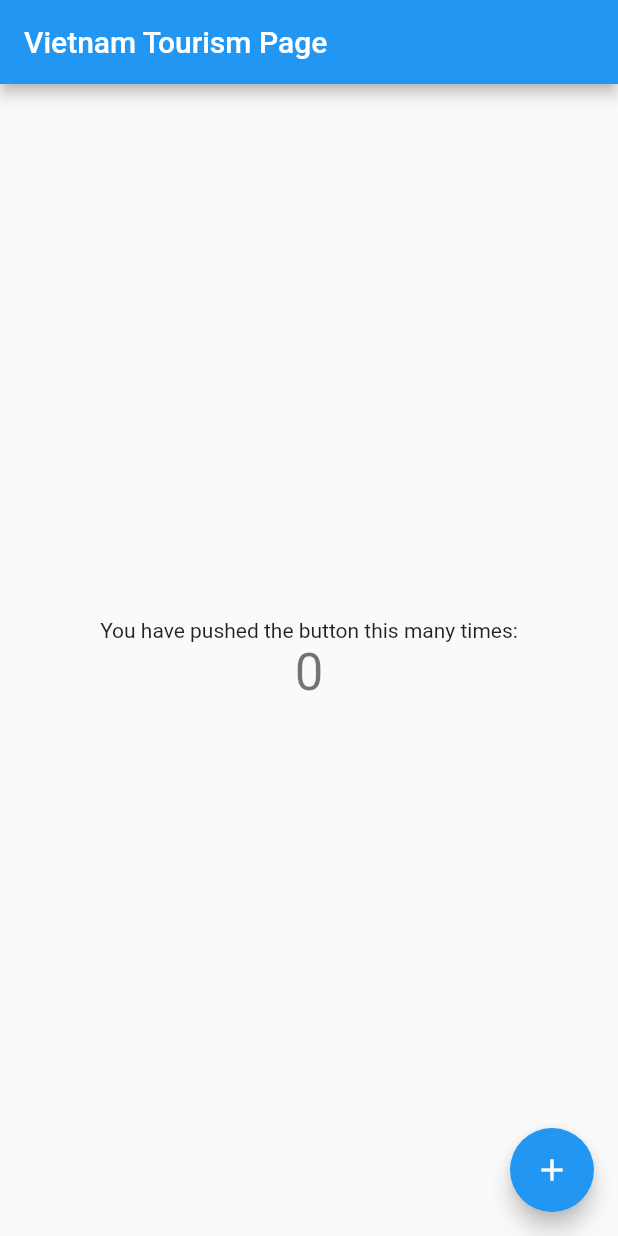
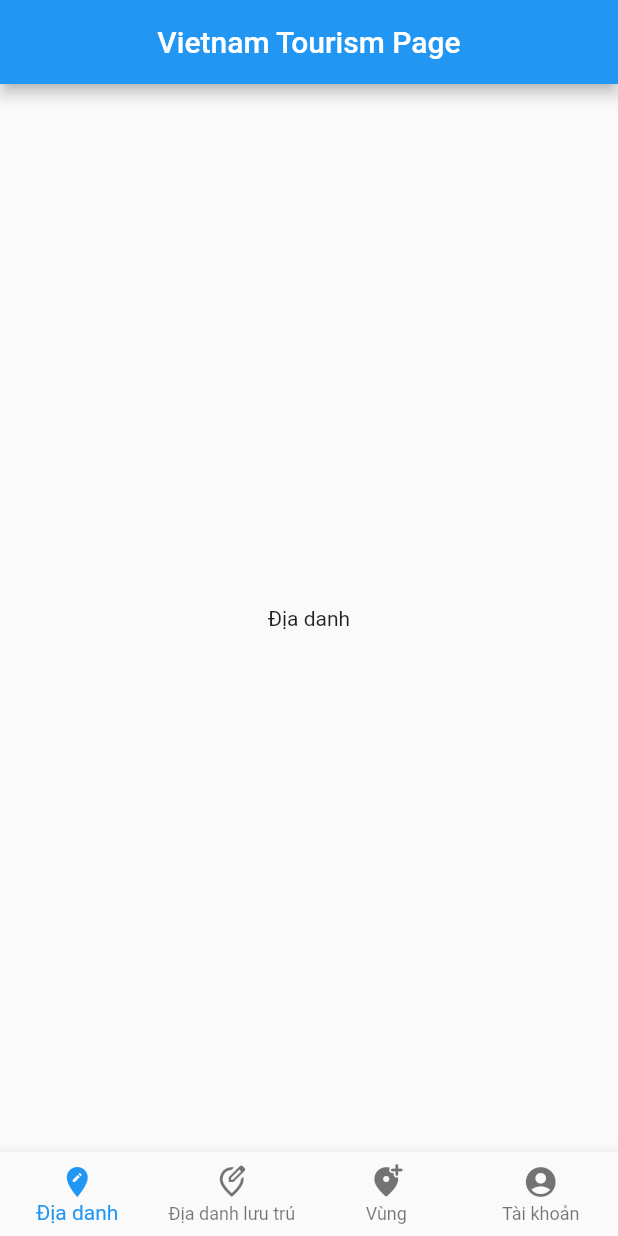
Before and after one commit to NguyenMinhDuc217/VietNamTourism, a Flutter app: the screen it shows after launch, on a phone screen of 412 x 824 dp. Run offline on Flutter 3.47's test engine with Material 2 defaults, Android fonts, the phone set to English and light mode, and no system bars.

Commit message:
Update giao dien co ban

```diff
--- a/lib/main.dart
+++ b/lib/main.dart
@@ -10,6 +10,7 @@ class MyApp extends StatelessWidget {
   @override
   Widget build(BuildContext context) {
     return MaterialApp(
+      debugShowCheckedModeBanner: false,
       title: 'Vietnam Tourism',
       theme: ThemeData(
         primarySwatch: Colors.blue,
@@ -29,39 +30,106 @@ class MyHomePage extends StatefulWidget {
 }
 
 class _MyHomePageState extends State<MyHomePage> {
-  int _counter = 0;
+  int selectedIndex = 0;
+  Widget _diaDanh = DiaDanh();
+  Widget _diaDanhLuuTru = DiaDanhLuuTru();
+  Widget _vung=Vung();
+  Widget _taiKhoan = TaiKhoan();
 
-  void _incrementCounter() {
-    setState(() {
-      _counter++;
-    });
+  Widget getBody( )  {
+    if(this.selectedIndex == 0) {
+      return this._diaDanh;
+    } else if(this.selectedIndex==1) {
+      return this._diaDanhLuuTru;
+    } else if(this.selectedIndex==2){
+      return this._vung;
+    } else{
+      return this._taiKhoan;
+    }
+
   }
-
   @override
   Widget build(BuildContext context) {
     return Scaffold(
       appBar: AppBar(
+        centerTitle: true,
         title: Text(widget.title),
       ),
-      body: Center(
-        child: Column(
-          mainAxisAlignment: MainAxisAlignment.center,
-          children: <Widget>[
-            const Text(
-              'You have pushed the button this many times:',
-            ),
-            Text(
-              '$_counter',
-              style: Theme.of(context).textTheme.headline4,
-            ),
-          ],
-        ),
+      body: this.getBody(),
+      bottomNavigationBar: BottomNavigationBar(
+        type: BottomNavigationBarType.fixed,
+        currentIndex: this.selectedIndex,
+        items: [
+          BottomNavigationBarItem(
+            icon: Icon(Icons.edit_location),
+            title: Text('Địa danh'),
+          ),
+          BottomNavigationBarItem(
+            icon: Icon(Icons.edit_location_outlined),
+            title: Text('Địa danh lưu trú'),
+          ),
+          BottomNavigationBarItem(
+            icon: Icon(Icons.add_location_alt_rounded),
+            title: Text('Vùng'),
+          ),
+          BottomNavigationBarItem(
+            icon: Icon(Icons.account_circle),
+            title: Text('Tài khoản'),
+          ),
+        ],
+        onTap: (int index) {
+          this.onTapHandler(index);
+        },
       ),
-      floatingActionButton: FloatingActionButton(
-        onPressed: _incrementCounter,
-        tooltip: 'Increment',
-        child: const Icon(Icons.add),
-      ), // This trailing comma makes auto-formatting nicer for build methods.
     );
   }
+  void onTapHandler(int index)  {
+    this.setState(() {
+      this.selectedIndex = index;
+    });
+  }
 }
+
+class DiaDanh extends StatefulWidget{
+  @override
+  State<DiaDanh> createState()=>_DiaDanhState();
+}
+class _DiaDanhState extends State<DiaDanh>{
+  @override
+  Widget build(BuildContext context){
+    return Center(child: Text('Địa danh'));
+  }
+}
+
+class DiaDanhLuuTru extends StatefulWidget{
+  @override
+  State<DiaDanhLuuTru> createState()=>_DiaDanhLucTruState();
+}
+class _DiaDanhLucTruState extends State<DiaDanhLuuTru>{
+  @override
+  Widget build(BuildContext context){
+    return Center(child: Text('Địa danh lưu trú'));
+  }
+}
+
+class Vung extends StatefulWidget{
+  @override
+  State<Vung> createState()=>_VungState();
+}
+class _VungState extends State<Vung>{
+  @override
+  Widget build(BuildContext context){
+    return Center(child: Text('Vùng'));
+  }
+}
+
+class TaiKhoan extends StatefulWidget{
+  @override
+  State<TaiKhoan> createState()=>_TaiKhoanState();
+}
+class _TaiKhoanState extends State<TaiKhoan>{
+  @override
+  Widget build(BuildContext context){
+    return Center(child: Text('Tài khoản'));
+  }
+}
```
